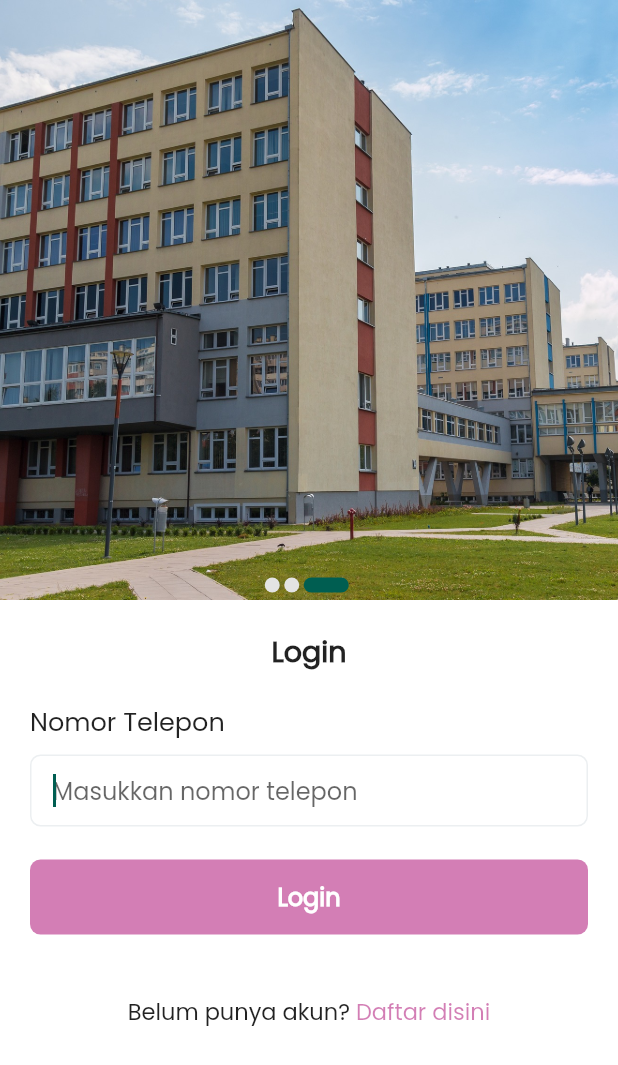
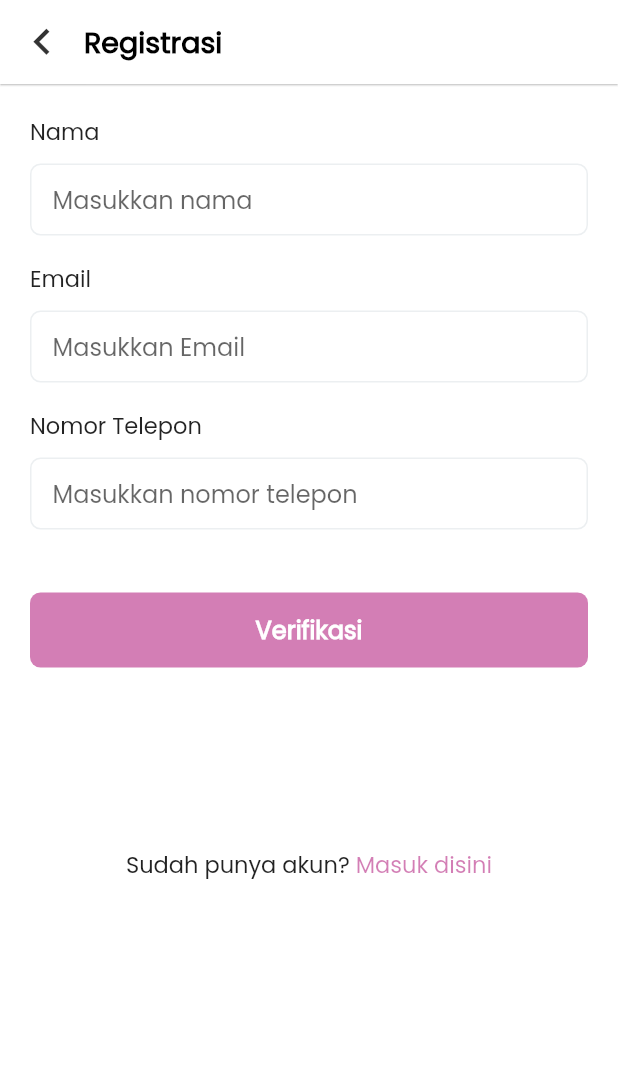
Before and after one commit to yusufmuadz/NewProject, a Flutter app: the screen it shows after launch, after a tap on "Daftar disini", on a phone screen of 412 x 824 dp. Shown: the top 1065 px of the screen. Run offline on Flutter 3.47's test engine with Material 2 defaults, Android fonts, the phone set to English and light mode, and no system bars; drawn by our look-alikes of carousel_slider; our stand-ins replace pin_code_fields.

Commit message:
New Update

```diff
--- a/lib/Registrasi/registrasi.dart
+++ b/lib/Registrasi/registrasi.dart
@@ -2,6 +2,9 @@
 
 import 'package:flutter/cupertino.dart';
 import 'package:flutter/material.dart';
+import 'package:flutter/services.dart';
+import 'package:semesta/Registrasi/verifikasi.dart';
+import 'package:semesta/login.dart';
 
 class Registrasi extends StatefulWidget {
   @override
@@ -9,16 +12,135 @@ class Registrasi extends StatefulWidget {
 }
 
 class _RegistrasiState extends State<Registrasi> {
+  final _formKey = GlobalKey<FormState>();
   @override
   Widget build(BuildContext context) {
     return Scaffold(
-      body: Container(
+      appBar: AppBar(
+        leading: InkWell(
+            onTap: () {Navigator.pop(context);},
+            child: Icon(
+              Icons.keyboard_arrow_left,
+              size: 35,
+              color: Colors.black,
+            )),
+            titleSpacing: 0,
+        title: Text(
+          "Registrasi",
+          textAlign: TextAlign.left,
+          style: TextStyle(
+            fontFamily: "Poppins",
+            fontSize: 19,
+            fontWeight: FontWeight.w600,
+          ),
+        ),
+        elevation: 0.5,
+      ),
+      body: Form(
+        child:
+      Container(
+        padding: EdgeInsets.all(20),
         child: Column(
           mainAxisAlignment: MainAxisAlignment.start,
           crossAxisAlignment: CrossAxisAlignment.start,
-          children: [],
+          children: [
+            Container(child: Text('Nama', style: TextStyle(fontSize: 15, fontWeight: FontWeight.w400))),
+              Container(
+                height: 50,
+                margin: EdgeInsets.only(top: 10),
+                child: TextFormField(
+                  decoration: InputDecoration(
+                    hintText: 'Masukkan nama',
+                    contentPadding: EdgeInsets.symmetric(horizontal: 15),
+                    border: OutlineInputBorder(
+                      borderSide: BorderSide(color: Color(0xFFECEFF1))),
+                      enabledBorder: OutlineInputBorder(
+                        borderSide: BorderSide(width: 1, color: Color(0xFFECEFF1)),
+                        borderRadius: BorderRadius.circular(7)),
+                      focusedBorder: OutlineInputBorder(
+                        borderSide: BorderSide(width: 1, color: Color(0xFFECEFF1)),
+                        borderRadius: BorderRadius.circular(7))
+                  )
+                )
+              ),
+              SizedBox(height: 15),
+              Container(child: Text('Email', style: TextStyle(fontSize: 15, fontWeight: FontWeight.w400))),
+              Container(
+                height: 50,
+                margin: EdgeInsets.only(top: 10),
+                child: TextFormField(
+                  keyboardType: TextInputType.emailAddress,
+                  decoration: InputDecoration(
+                    hintText: 'Masukkan Email',
+                    contentPadding: EdgeInsets.symmetric(horizontal: 15),
+                    border: OutlineInputBorder(
+                      borderSide: BorderSide(color: Color(0xFFECEFF1))),
+                      enabledBorder: OutlineInputBorder(
+                        borderSide: BorderSide(width: 1, color: Color(0xFFECEFF1)),
+                        borderRadius: BorderRadius.circular(7)),
+                      focusedBorder: OutlineInputBorder(
+                        borderSide: BorderSide(width: 1, color: Color(0xFFECEFF1)),
+                        borderRadius: BorderRadius.circular(7))
+                  )
+                )
+              ),
+              SizedBox(height: 15),
+              Container(child: Text('Nomor Telepon', style: TextStyle(fontSize: 15, fontWeight: FontWeight.w400))),
+              Container(
+                height: 50,
+                margin: EdgeInsets.only(top: 10),
+                child: TextFormField(
+                  keyboardType: TextInputType.number,
+                    inputFormatters: [
+                      FilteringTextInputFormatter.digitsOnly
+                    ],
+                  decoration: InputDecoration(
+                    hintText: 'Masukkan nomor telepon',
+                    contentPadding: EdgeInsets.symmetric(horizontal: 15),
+                    border: OutlineInputBorder(
+                      borderSide: BorderSide(color: Color(0xFFECEFF1))),
+                      enabledBorder: OutlineInputBorder(
+                        borderSide: BorderSide(width: 1, color: Color(0xFFECEFF1)),
+                        borderRadius: BorderRadius.circular(7)),
+                      focusedBorder: OutlineInputBorder(
+                        borderSide: BorderSide(width: 1, color: Color(0xFFECEFF1)),
+                        borderRadius: BorderRadius.circular(7))
+                  )
+                )
+              ),
+              Container(
+              height: 50,
+              width: MediaQuery.of(context).size.width,
+              margin: EdgeInsets.only(top: 40),
+              decoration: BoxDecoration(borderRadius: BorderRadius.circular(7),
+            color:Color.fromARGB(135, 171, 12, 115)
+            ),
+              child: MaterialButton(onPressed: (){
+                Navigator.push(context, MaterialPageRoute(builder: (context) => VerifikasiRegis()));
+              },
+              child: Text("Verifikasi", style: TextStyle(fontSize: 16, fontWeight: FontWeight.w600, color: Colors.white)))),
+              SizedBox(height: 120),
+                   Row(
+                    mainAxisAlignment: MainAxisAlignment.center,
+                    crossAxisAlignment: CrossAxisAlignment.start,
+                    children: [
+                      Text("Sudah punya akun?",
+                style: TextStyle(
+                    fontSize: 15,
+                    fontWeight: FontWeight.w400)),
+                    InkWell(
+                      onTap: (){Navigator.push(context, MaterialPageRoute(builder: (_) => Login()));},
+                      child:
+                    Text(" Masuk disini",
+                      style: TextStyle(
+                          fontSize: 15,
+                          fontWeight: FontWeight.w400,
+                          color: Color.fromARGB(135, 171, 12, 115))))
+                    ],
+                   )
+          ],
         ),
-      ),
+      ))
     );
   }
 }
--- a/lib/login.dart
+++ b/lib/login.dart
@@ -3,6 +3,7 @@
 import 'package:carousel_slider/carousel_slider.dart';
 import 'package:flutter/material.dart';
 import 'package:flutter/services.dart';
+import 'package:semesta/Registrasi/registrasi.dart';
 import 'package:semesta/verifikasi.dart';
 
 class Login extends StatefulWidget {
@@ -227,7 +228,7 @@ class _LoginState extends State<Login> with TickerProviderStateMixin {
                     fontSize: 15,
                     fontWeight: FontWeight.w400)),
                     InkWell(
-                      onTap: (){},
+                      onTap: (){Navigator.push(context, MaterialPageRoute(builder: (_) => Registrasi()));},
                       child:
                     Text(" Daftar disini",
                       style: TextStyle(
```
Also changed, not shown: lib/Registrasi/verifikasi.dart (added, +109 -0 lines).
